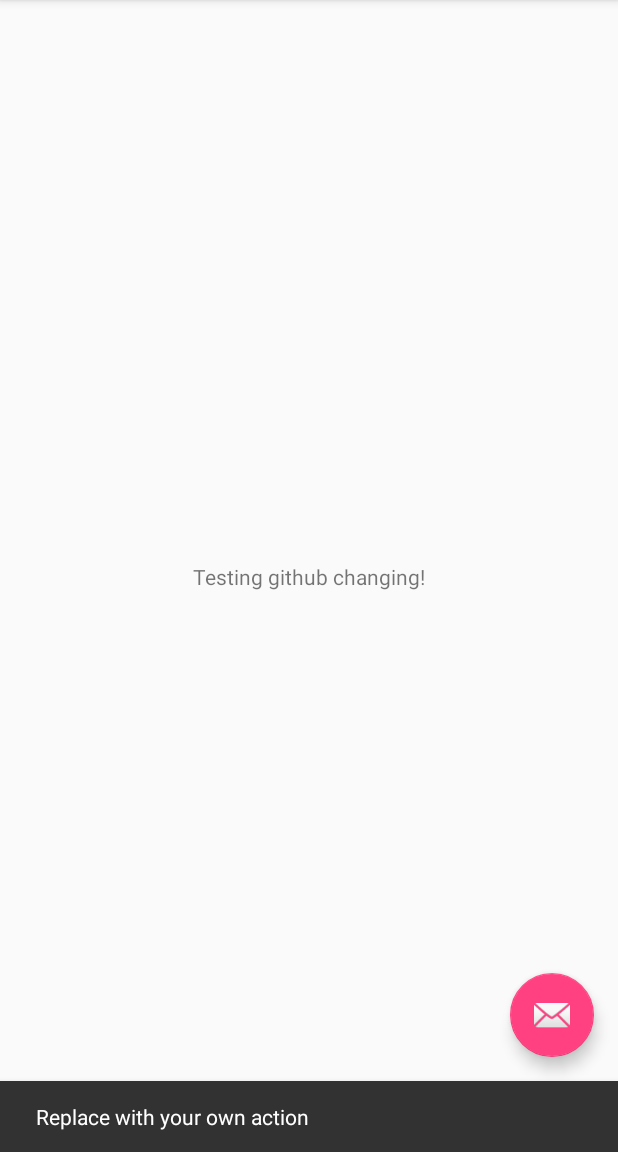
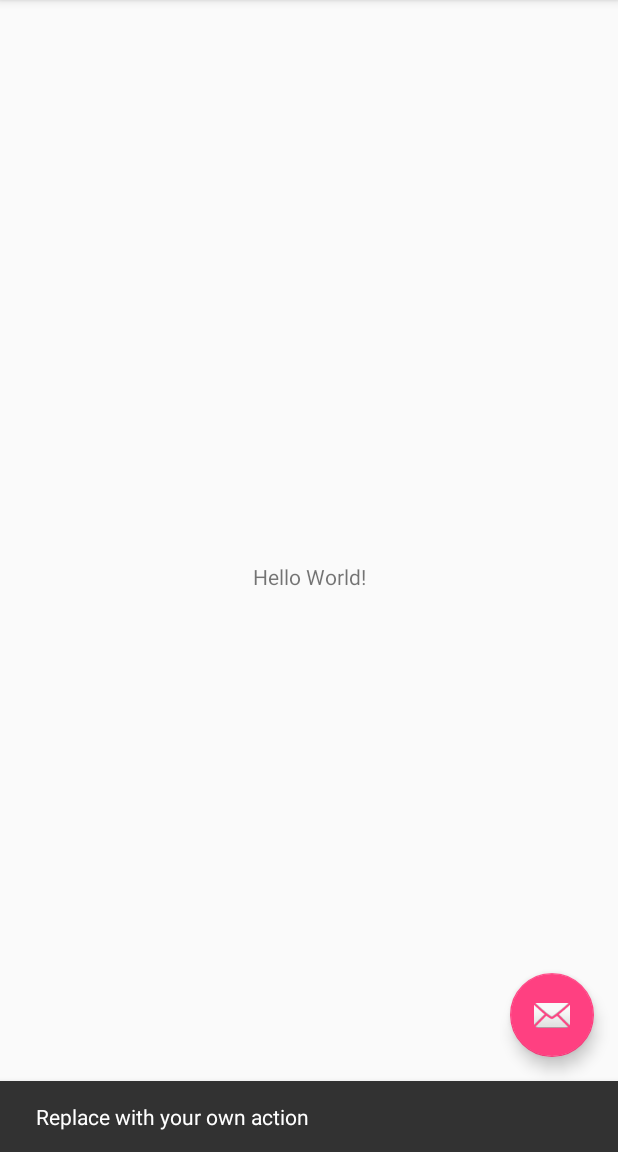
Before and after one commit to sarahsmo/cmsc436group6, an Android app: the screen it shows after launch (MainActivity), after a tap on an icon or button, on a phone screen of 412 x 824 dp, the part 84-1236 px from its top. Run offline under Robolectric (Android 15) with nearby library versions, the phone set to English and light mode, and no system bars.

Commit message:
changed back

```diff
--- a/WhosThere/app/src/main/res/layout/content_main.xml
+++ b/WhosThere/app/src/main/res/layout/content_main.xml
@@ -11,7 +11,7 @@
     <TextView
         android:layout_width="wrap_content"
         android:layout_height="wrap_content"
-        android:text="Testing github changing!"
+        android:text="Hello World!"
         app:layout_constraintBottom_toBottomOf="parent"
         app:layout_constraintLeft_toLeftOf="parent"
         app:layout_constraintRight_toRightOf="parent"
```
